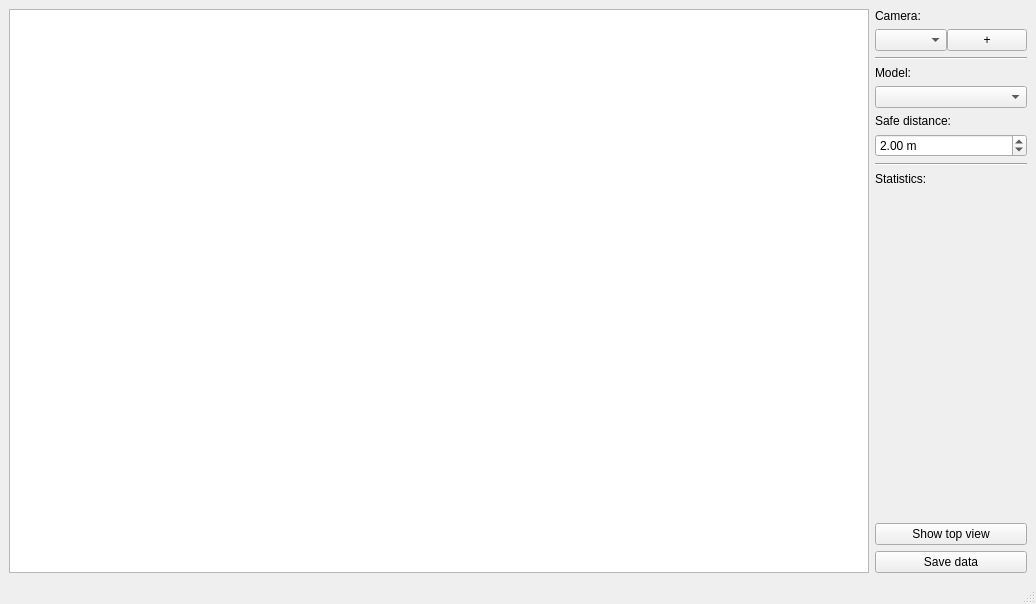
This is social-distancing-v2/social_distance/ui/mainwindow.ui in pischule/uni as Qt 5 draws it before an edit. The edited form follows.
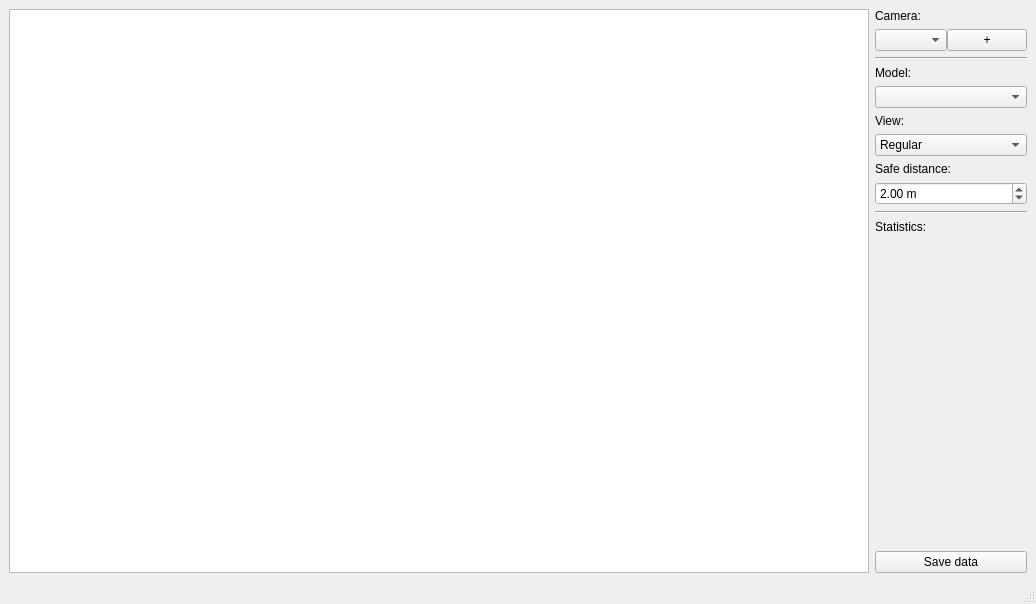
This is the edited form.

Commit message: add top-down view mode

What changed in the file:
```diff
--- a/social-distancing-v2/social_distance/ui/mainwindow.ui
+++ b/social-distancing-v2/social_distance/ui/mainwindow.ui
@@ -91,6 +91,27 @@
         <item>
          <widget class="QComboBox" name="modelComboBox"/>
         </item>
+        <item>
+         <widget class="QLabel" name="viewLabel">
+          <property name="text">
+           <string>View:</string>
+          </property>
+         </widget>
+        </item>
+        <item>
+         <widget class="QComboBox" name="viewComboBox">
+          <item>
+           <property name="text">
+            <string>Regular</string>
+           </property>
+          </item>
+          <item>
+           <property name="text">
+            <string>Top-Down</string>
+           </property>
+          </item>
+         </widget>
+        </item>
         <item>
          <widget class="QLabel" name="distanceLabel">
           <property name="text">
@@ -145,13 +166,6 @@
           </property>
          </spacer>
         </item>
-        <item>
-         <widget class="QPushButton" name="topViewButton">
-          <property name="text">
-           <string>Show top view</string>
-          </property>
-         </widget>
-        </item>
         <item>
          <widget class="QPushButton" name="saveDataPushButton">
           <property name="text">
```
Left out of the diff: 2 changed lines with no effect on the pictures. The commit also changes 9 other files.
